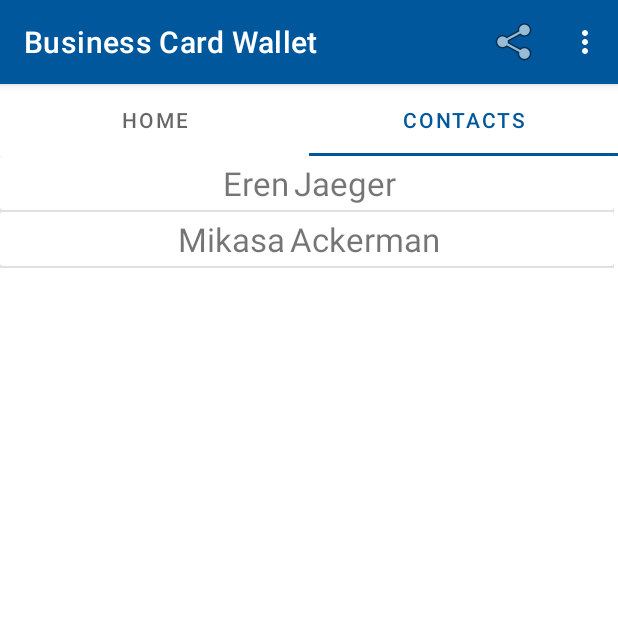
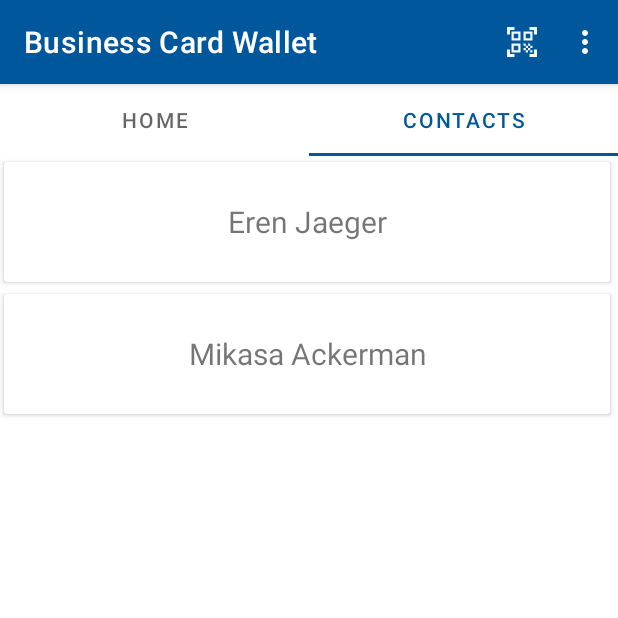
Before and after one commit to RacmanT/BusinessCardWallet, an Android app: the screen it shows after launch (MainActivity), tab 2 chosen, on a phone screen of 412 x 824 dp, the top half of it. Run offline under Robolectric (Android 15) with nearby library versions, the phone set to English and light mode, and no system bars.

Commit message:
Icons and improved contact list

```diff
--- a/app/src/main/java/it/units/businesscardwallet/activities/MainActivity.java
+++ b/app/src/main/java/it/units/businesscardwallet/activities/MainActivity.java
@@ -9,9 +9,13 @@ import androidx.viewpager2.adapter.FragmentStateAdapter;
 import androidx.viewpager2.widget.ViewPager2;
 
 import android.os.Bundle;
+import android.util.Log;
 import android.view.Menu;
+import android.view.Window;
 
 import com.google.android.material.tabs.TabLayout;
+
+import java.lang.reflect.Method;
 
 import it.units.businesscardwallet.fragments.ContactList;
 import it.units.businesscardwallet.R;
@@ -29,6 +33,7 @@ public class MainActivity extends AppCompatActivity {
         super.onCreate(savedInstanceState);
         setContentView(R.layout.activity_main);
 
+
         tabLayout = findViewById(R.id.tab_layout);
         viewPager2 = findViewById(R.id.view_pager_2);
 
@@ -43,6 +48,7 @@ public class MainActivity extends AppCompatActivity {
         viewPager2.registerOnPageChangeCallback(onPageChangeCallback);
 
     }
+
 
     @Override
     public boolean onCreateOptionsMenu(Menu menu) {
--- a/app/src/main/java/it/units/businesscardwallet/fragments/ContactList.java
+++ b/app/src/main/java/it/units/businesscardwallet/fragments/ContactList.java
@@ -47,6 +47,8 @@ public class ContactList extends Fragment {
         return inflater.inflate(R.layout.fragment_contact_list, container, false);
     }
 
+
+
     @Override
     public void onViewCreated(@NonNull View view, @Nullable Bundle savedInstanceState) {
         super.onViewCreated(view, savedInstanceState);
@@ -84,9 +86,7 @@ class ContactAdapter extends ArrayAdapter<Contact> {
             convertView = LayoutInflater.from(getContext()).inflate(R.layout.fragment_contact_row, parent, false);
         }
         TextView viewName = convertView.findViewById(R.id.row_name);
-        TextView viewLastName = convertView.findViewById(R.id.row_last_name);
-        viewName.setText(contact.getName());
-        viewLastName.setText(contact.getLastName());
+        viewName.setText(contact.getName() + " " + contact.getLastName());
        /* convertView.setOnClickListener(v -> {
                 Intent intent = new Intent(v.getContext(), ContactInfoActivity.class);
                 intent.putExtra("contact", )
--- /dev/null
+++ b/app/src/main/res/drawable/ic_baseline_delete_24.xml
@@ -0,0 +1,6 @@
+<vector android:alpha="0.96" android:autoMirrored="true"
+    android:height="24dp" android:tint="#FFFFFF"
+    android:viewportHeight="24" android:viewportWidth="24"
+    android:width="24dp" xmlns:android="http://schemas.android.com/apk/res/android">
+    <path android:fillColor="@android:color/white" android:pathData="M6,19c0,1.1 0.9,2 2,2h8c1.1,0 2,-0.9 2,-2V7H6v12zM19,4h-3.5l-1,-1h-5l-1,1H5v2h14V4z"/>
+</vector>
--- /dev/null
+++ b/app/src/main/res/drawable/ic_baseline_print_24.xml
@@ -0,0 +1,6 @@
+<vector android:alpha="0.96" android:autoMirrored="true"
+    android:height="24dp" android:tint="#FFFFFF"
+    android:viewportHeight="24" android:viewportWidth="24"
+    android:width="24dp" xmlns:android="http://schemas.android.com/apk/res/android">
+    <path android:fillColor="@android:color/white" android:pathData="M19,8L5,8c-1.66,0 -3,1.34 -3,3v6h4v4h12v-4h4v-6c0,-1.66 -1.34,-3 -3,-3zM16,19L8,19v-5h8v5zM19,12c-0.55,0 -1,-0.45 -1,-1s0.45,-1 1,-1 1,0.45 1,1 -0.45,1 -1,1zM18,3L6,3v4h12L18,3z"/>
+</vector>
--- /dev/null
+++ b/app/src/main/res/drawable/ic_baseline_print_white_24.xml
@@ -0,0 +1,6 @@
+<vector android:alpha="0.96" android:autoMirrored="true"
+    android:height="24dp" android:tint="#FFFFFF"
+    android:viewportHeight="24" android:viewportWidth="24"
+    android:width="24dp" xmlns:android="http://schemas.android.com/apk/res/android">
+    <path android:fillColor="@android:color/white" android:pathData="M19,8L5,8c-1.66,0 -3,1.34 -3,3v6h4v4h12v-4h4v-6c0,-1.66 -1.34,-3 -3,-3zM16,19L8,19v-5h8v5zM19,12c-0.55,0 -1,-0.45 -1,-1s0.45,-1 1,-1 1,0.45 1,1 -0.45,1 -1,1zM18,3L6,3v4h12L18,3z"/>
+</vector>
--- /dev/null
+++ b/app/src/main/res/drawable/ic_baseline_qr_code_scanner_24.xml
@@ -0,0 +1,6 @@
+<vector android:alpha="0.96" android:autoMirrored="true"
+    android:height="24dp" android:tint="#FFFFFF"
+    android:viewportHeight="24" android:viewportWidth="24"
+    android:width="24dp" xmlns:android="http://schemas.android.com/apk/res/android">
+    <path android:fillColor="@android:color/white" android:pathData="M9.5,6.5v3h-3v-3H9.5M11,5H5v6h6V5L11,5zM9.5,14.5v3h-3v-3H9.5M11,13H5v6h6V13L11,13zM17.5,6.5v3h-3v-3H17.5M19,5h-6v6h6V5L19,5zM13,13h1.5v1.5H13V13zM14.5,14.5H16V16h-1.5V14.5zM16,13h1.5v1.5H16V13zM13,16h1.5v1.5H13V16zM14.5,17.5H16V19h-1.5V17.5zM16,16h1.5v1.5H16V16zM17.5,14.5H19V16h-1.5V14.5zM17.5,17.5H19V19h-1.5V17.5zM22,7h-2V4h-3V2h5V7zM22,22v-5h-2v3h-3v2H22zM2,22h5v-2H4v-3H2V22zM2,2v5h2V4h3V2H2z"/>
+</vector>
--- /dev/null
+++ b/app/src/main/res/drawable/ic_baseline_settings_24.xml
@@ -0,0 +1,6 @@
+<vector android:alpha="0.96" android:autoMirrored="true"
+    android:height="24dp" android:tint="#0A0A0A"
+    android:viewportHeight="24" android:viewportWidth="24"
+    android:width="24dp" xmlns:android="http://schemas.android.com/apk/res/android">
+    <path android:fillColor="@android:color/white" android:pathData="M19.14,12.94c0.04,-0.3 0.06,-0.61 0.06,-0.94c0,-0.32 -0.02,-0.64 -0.07,-0.94l2.03,-1.58c0.18,-0.14 0.23,-0.41 0.12,-0.61l-1.92,-3.32c-0.12,-0.22 -0.37,-0.29 -0.59,-0.22l-2.39,0.96c-0.5,-0.38 -1.03,-0.7 -1.62,-0.94L14.4,2.81c-0.04,-0.24 -0.24,-0.41 -0.48,-0.41h-3.84c-0.24,0 -0.43,0.17 -0.47,0.41L9.25,5.35C8.66,5.59 8.12,5.92 7.63,6.29L5.24,5.33c-0.22,-0.08 -0.47,0 -0.59,0.22L2.74,8.87C2.62,9.08 2.66,9.34 2.86,9.48l2.03,1.58C4.84,11.36 4.8,11.69 4.8,12s0.02,0.64 0.07,0.94l-2.03,1.58c-0.18,0.14 -0.23,0.41 -0.12,0.61l1.92,3.32c0.12,0.22 0.37,0.29 0.59,0.22l2.39,-0.96c0.5,0.38 1.03,0.7 1.62,0.94l0.36,2.54c0.05,0.24 0.24,0.41 0.48,0.41h3.84c0.24,0 0.44,-0.17 0.47,-0.41l0.36,-2.54c0.59,-0.24 1.13,-0.56 1.62,-0.94l2.39,0.96c0.22,0.08 0.47,0 0.59,-0.22l1.92,-3.32c0.12,-0.22 0.07,-0.47 -0.12,-0.61L19.14,12.94zM12,15.6c-1.98,0 -3.6,-1.62 -3.6,-3.6s1.62,-3.6 3.6,-3.6s3.6,1.62 3.6,3.6S13.98,15.6 12,15.6z"/>
+</vector>
--- /dev/null
+++ b/app/src/main/res/drawable/ic_baseline_share_24.xml
@@ -0,0 +1,6 @@
+<vector android:alpha="0.96" android:autoMirrored="true"
+    android:height="24dp" android:tint="#FFFFFF"
+    android:viewportHeight="24" android:viewportWidth="24"
+    android:width="24dp" xmlns:android="http://schemas.android.com/apk/res/android">
+    <path android:fillColor="@android:color/white" android:pathData="M18,16.08c-0.76,0 -1.44,0.3 -1.96,0.77L8.91,12.7c0.05,-0.23 0.09,-0.46 0.09,-0.7s-0.04,-0.47 -0.09,-0.7l7.05,-4.11c0.54,0.5 1.25,0.81 2.04,0.81 1.66,0 3,-1.34 3,-3s-1.34,-3 -3,-3 -3,1.34 -3,3c0,0.24 0.04,0.47 0.09,0.7L8.04,9.81C7.5,9.31 6.79,9 6,9c-1.66,0 -3,1.34 -3,3s1.34,3 3,3c0.79,0 1.5,-0.31 2.04,-0.81l7.12,4.16c-0.05,0.21 -0.08,0.43 -0.08,0.65 0,1.61 1.31,2.92 2.92,2.92 1.61,0 2.92,-1.31 2.92,-2.92s-1.31,-2.92 -2.92,-2.92z"/>
+</vector>
--- /dev/null
+++ b/app/src/main/res/drawable/ic_baseline_share_black_24.xml
@@ -0,0 +1,6 @@
+<vector android:alpha="0.96" android:autoMirrored="true"
+    android:height="24dp" android:tint="#0A0A0A"
+    android:viewportHeight="24" android:viewportWidth="24"
+    android:width="24dp" xmlns:android="http://schemas.android.com/apk/res/android">
+    <path android:fillColor="@android:color/white" android:pathData="M18,16.08c-0.76,0 -1.44,0.3 -1.96,0.77L8.91,12.7c0.05,-0.23 0.09,-0.46 0.09,-0.7s-0.04,-0.47 -0.09,-0.7l7.05,-4.11c0.54,0.5 1.25,0.81 2.04,0.81 1.66,0 3,-1.34 3,-3s-1.34,-3 -3,-3 -3,1.34 -3,3c0,0.24 0.04,0.47 0.09,0.7L8.04,9.81C7.5,9.31 6.79,9 6,9c-1.66,0 -3,1.34 -3,3s1.34,3 3,3c0.79,0 1.5,-0.31 2.04,-0.81l7.12,4.16c-0.05,0.21 -0.08,0.43 -0.08,0.65 0,1.61 1.31,2.92 2.92,2.92 1.61,0 2.92,-1.31 2.92,-2.92s-1.31,-2.92 -2.92,-2.92z"/>
+</vector>
--- a/app/src/main/res/layout/activity_contact_info.xml
+++ b/app/src/main/res/layout/activity_contact_info.xml
@@ -10,6 +10,9 @@
         android:id="@+id/fragment_container_view"
         android:layout_width="match_parent"
         android:layout_height="match_parent"
-        android:tag="contact_business_card"/>
+        android:paddingTop="20dp"
+        android:tag="contact_business_card">
+
+    </androidx.fragment.app.FragmentContainerView>
 
 </androidx.constraintlayout.widget.ConstraintLayout>
--- a/app/src/main/res/layout/fragment_business_card.xml
+++ b/app/src/main/res/layout/fragment_business_card.xml
@@ -92,7 +92,7 @@
         app:srcCompat="@color/black"
         tools:src="@tools:sample/avatars" />
 
-    <Button
+    <!--<Button
         android:id="@+id/button"
         android:layout_width="wrap_content"
         android:layout_height="wrap_content"
@@ -101,7 +101,7 @@
         app:layout_constraintEnd_toEndOf="parent"
         app:layout_constraintHorizontal_bias="0.5"
         app:layout_constraintStart_toStartOf="parent"
-        app:layout_constraintTop_toBottomOf="@+id/address" />
+        app:layout_constraintTop_toBottomOf="@+id/address" />-->
 
     <androidx.constraintlayout.widget.Barrier
         android:id="@+id/barrier5"
--- a/app/src/main/res/layout/fragment_contact_list.xml
+++ b/app/src/main/res/layout/fragment_contact_list.xml
@@ -11,5 +11,8 @@
         android:layout_width="409dp"
         android:layout_height="729dp"
         android:id="@+id/contact_list"
+        android:divider="@null"
+        android:dividerHeight="0dp"
+
         />
 </LinearLayout>
--- a/app/src/main/res/layout/fragment_contact_row.xml
+++ b/app/src/main/res/layout/fragment_contact_row.xml
@@ -1,31 +1,23 @@
 <?xml version="1.0" encoding="utf-8"?>
 <LinearLayout xmlns:android="http://schemas.android.com/apk/res/android"
+    xmlns:app="http://schemas.android.com/apk/res-auto"
     android:layout_width="match_parent"
-    android:layout_height="match_parent"
-    xmlns:app="http://schemas.android.com/apk/res-auto">
+    android:layout_height="match_parent">
 
     <androidx.cardview.widget.CardView
         android:layout_width="match_parent"
         android:layout_height="wrap_content"
-        >
-        <LinearLayout
+        app:cardUseCompatPadding="true">
+
+
+        <TextView
+            android:id="@+id/row_name"
             android:layout_width="match_parent"
-            android:layout_height="match_parent"
-            android:orientation="horizontal"
-            android:layout_gravity="center"
-            android:gravity="center">
-            <TextView
-                android:layout_width="wrap_content"
-                android:layout_height="wrap_content"
-                android:id="@+id/row_name"
-                android:textSize="22sp"
-                android:layout_margin="3dp"/>
+            android:layout_height="80dp"
+            android:gravity="center"
+            android:padding="10dp"
+            android:textSize="20sp" />
 
-            <TextView
-                android:layout_width="wrap_content"
-                android:layout_height="wrap_content"
-                android:id="@+id/row_last_name"
-                android:textSize="22sp" />
-        </LinearLayout>
+
     </androidx.cardview.widget.CardView>
 </LinearLayout>
--- a/app/src/main/res/menu/contact_info_menu.xml
+++ b/app/src/main/res/menu/contact_info_menu.xml
@@ -3,9 +3,11 @@
     xmlns:app="http://schemas.android.com/apk/res-auto">
 
 
-    <item android:id="@+id/action_delete"
+    <item
+        android:id="@+id/action_delete"
+        android:icon="@drawable/ic_baseline_delete_24"
         android:title="@string/delete"
-        app:showAsAction="ifRoom"/>
+        app:showAsAction="ifRoom" />
 
     <item
         android:id="@+id/action_print"
--- a/app/src/main/res/menu/main_menu.xml
+++ b/app/src/main/res/menu/main_menu.xml
@@ -3,21 +3,29 @@
     xmlns:app="http://schemas.android.com/apk/res-auto">
 
 
-    <item android:id="@+id/action_share"
+    <item
+        android:id="@+id/action_add"
+        android:icon="@drawable/ic_baseline_qr_code_scanner_24"
+        android:title="@string/add"
+        app:showAsAction="ifRoom" />
+
+
+    <item
+        android:id="@+id/action_share"
+        android:icon="@drawable/ic_baseline_share_24"
+        android:iconTint="@color/material_on_primary_emphasis_medium"
         android:title="@string/share"
-        app:showAsAction="ifRoom"
-        android:icon="@android:drawable/ic_menu_share"
-        android:iconTint="@color/material_on_primary_emphasis_medium"/>
+        app:showAsAction="never" />
 
     <item
         android:id="@+id/action_print"
+        android:icon="@drawable/ic_baseline_print_white_24"
         android:title="@string/print"
-        app:showAsAction="never"
-        android:icon="@android:drawable/ic_dialog_info"/>
+        app:showAsAction="never" />
 
     <item
         android:id="@+id/action_settings"
-        android:icon="@android:drawable/ic_menu_preferences"
+        android:icon="@drawable/ic_baseline_settings_24"
         android:title="@string/settings"
         app:showAsAction="never" />
 </menu>
--- a/app/src/main/res/values/strings.xml
+++ b/app/src/main/res/values/strings.xml
@@ -17,4 +17,6 @@
 
     <string name="hello_blank_fragment">Hello blank fragment</string>
     <string name="delete">Delete</string>
+    <string name="search">Search</string>
+    <string name="add">Add</string>
 </resources>
```
Also changed, not shown: app/src/main/res/drawable/ic_search_black_24dp.xml (added, +9 -0 lines).
